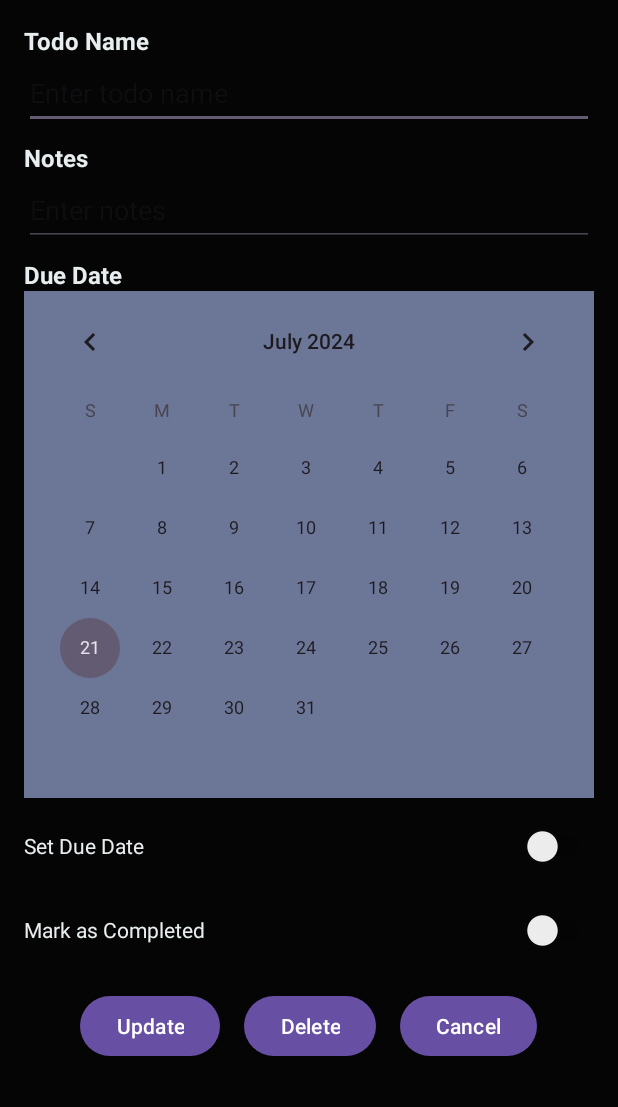
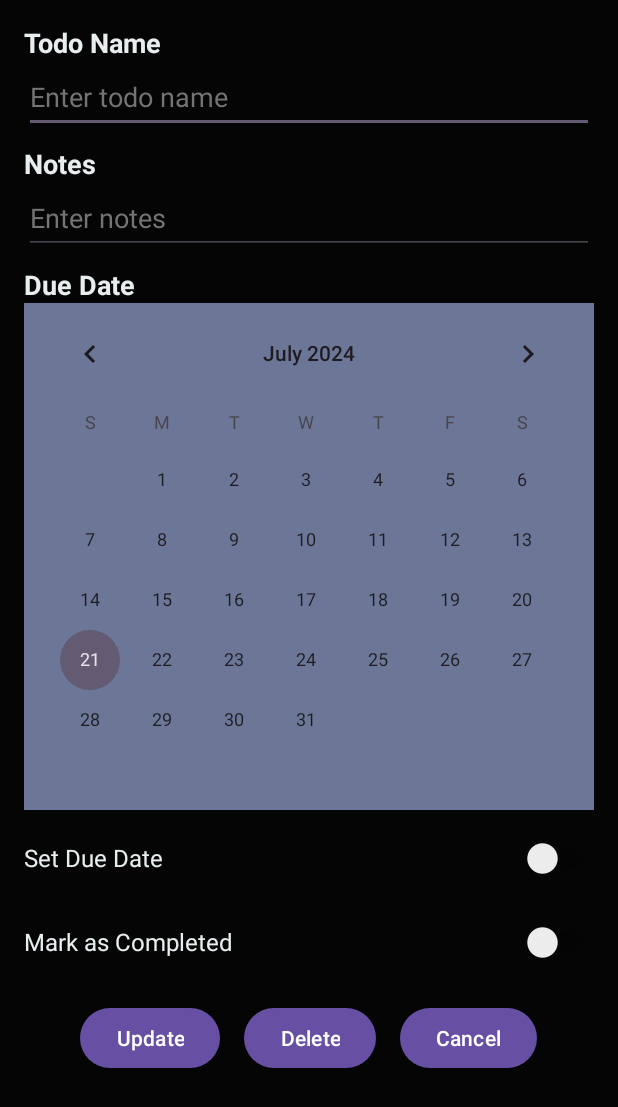
Before and after one commit to Sakila-lama/ToDoList--App-Kotlin, an Android app: the layout activity_todo_details.xml on its own in the app's theme, with its tools: preview values and no code run, on a phone screen of 412 x 824 dp. Shown: the top 1107 px of the screen. Run offline under Robolectric (Android 15) with nearby library versions, the phone set to English and light mode, and no system bars.

Commit message:
updated activity_todo_details.xml and colors.xml

```diff
--- a/app/src/main/res/layout/activity_todo_details.xml
+++ b/app/src/main/res/layout/activity_todo_details.xml
@@ -12,7 +12,7 @@
         android:layout_height="wrap_content"
         android:text="@string/todo_name_label"
         android:textColor="#E8EEEF"
-        android:textSize="16sp"
+        android:textSize="18sp"
         android:textStyle="bold" />
 
     <EditText
@@ -20,7 +20,9 @@
         android:layout_width="match_parent"
         android:layout_height="48dp"
         android:hint="@string/todo_name_hint"
-        android:inputType="text" />
+        android:inputType="text"
+        android:textColor="@color/white"
+        android:textColorHint="@color/text_hint_colour" />
 
     <TextView
         android:id="@+id/labelNotes"
@@ -29,7 +31,7 @@
         android:layout_marginTop="8dp"
         android:text="@string/notes_label"
         android:textColor="#E8EEEF"
-        android:textSize="16sp"
+        android:textSize="18sp"
         android:textStyle="bold" />
 
     <EditText
@@ -37,7 +39,9 @@
         android:layout_width="match_parent"
         android:layout_height="48dp"
         android:hint="@string/notes_hint"
-        android:inputType="textMultiLine" />
+        android:inputType="textMultiLine"
+        android:textColor="@color/white"
+        android:textColorHint="@color/text_hint_colour" />
 
     <TextView
         android:id="@+id/labelDueDate"
@@ -46,7 +50,7 @@
         android:layout_marginTop="8dp"
         android:text="@string/due_date_label"
         android:textColor="#E8EEEF"
-        android:textSize="16sp"
+        android:textSize="18sp"
         android:textStyle="bold" />
 
     <CalendarView
@@ -61,7 +65,8 @@
         android:layout_height="48dp"
         android:layout_marginTop="8dp"
         android:text="@string/set_due_date"
-        android:textColor="#E8EEEF" />
+        android:textColor="#E8EEEF"
+        android:textSize="16sp" />
 
     <Switch
         android:id="@+id/switchCompletedDetail"
@@ -69,7 +74,8 @@
         android:layout_height="48dp"
         android:layout_marginTop="8dp"
         android:text="@string/mark_as_completed"
-        android:textColor="#E8EEEF" />
+        android:textColor="#E8EEEF"
+        android:textSize="16sp" />
 
     <LinearLayout
         android:layout_width="match_parent"
--- a/app/src/main/res/values/colors.xml
+++ b/app/src/main/res/values/colors.xml
@@ -2,4 +2,5 @@
 <resources>
     <color name="black">#FF000000</color>
     <color name="white">#FFFFFFFF</color>
+    <color name="text_hint_colour">#757373</color>
 </resources>
```
